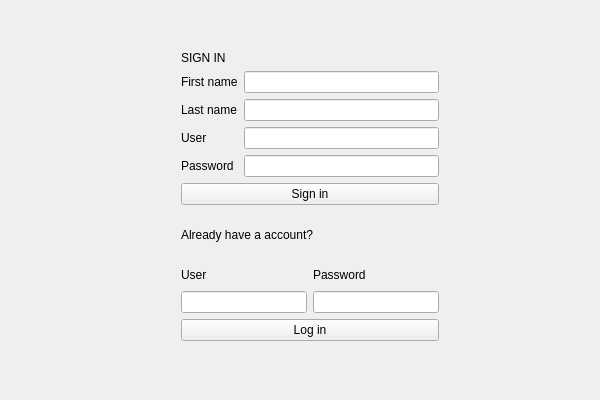
The window that GUI/login.ui (thanhmvu/RocketRapport) describes before a commit, drawn with Qt 5.
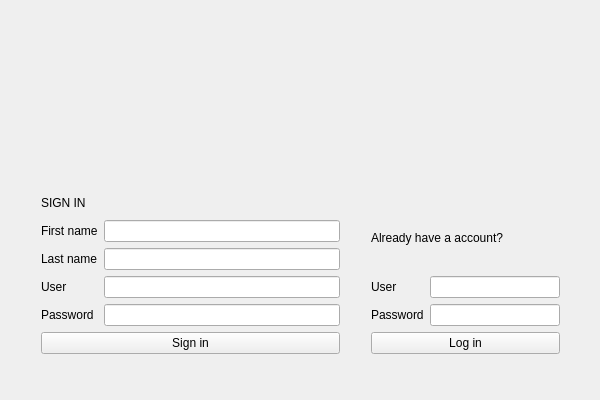
The same window after the commit. Icons and pictures are not drawn.

Commit message: Add images to GUI login

```diff
--- a/GUI/login.ui
+++ b/GUI/login.ui
@@ -13,17 +13,92 @@
   <property name="windowTitle">
    <string>Login</string>
   </property>
+  <widget class="QLabel" name="label_rocket_rapport">
+   <property name="geometry">
+    <rect>
+     <x>160</x>
+     <y>0</y>
+     <width>300</width>
+     <height>166</height>
+    </rect>
+   </property>
+   <property name="text">
+    <string/>
+   </property>
+   <property name="pixmap">
+    <pixmap resource="images.qrc">:/icons/rocketicon_300x166.png</pixmap>
+   </property>
+   <property name="alignment">
+    <set>Qt::AlignCenter</set>
+   </property>
+  </widget>
   <widget class="QWidget" name="">
    <property name="geometry">
     <rect>
-     <x>170</x>
-     <y>40</y>
-     <width>280</width>
-     <height>312</height>
+     <x>360</x>
+     <y>194</y>
+     <width>211</width>
+     <height>171</height>
     </rect>
    </property>
-   <layout class="QVBoxLayout" name="verticalLayout_7">
+   <layout class="QVBoxLayout" name="verticalLayout_5">
     <item>
+     <widget class="QLabel" name="label_7">
+      <property name="text">
+       <string>Already have a account?</string>
+      </property>
+     </widget>
+    </item>
+    <item>
+     <layout class="QHBoxLayout" name="horizontalLayout">
+      <item>
+       <layout class="QVBoxLayout" name="verticalLayout">
+        <item>
+         <widget class="QLabel" name="label">
+          <property name="text">
+           <string>User</string>
+          </property>
+         </widget>
+        </item>
+        <item>
+         <widget class="QLabel" name="label_2">
+          <property name="text">
+           <string>Password</string>
+          </property>
+         </widget>
+        </item>
+       </layout>
+      </item>
+      <item>
+       <layout class="QVBoxLayout" name="verticalLayout_2">
+        <item>
+         <widget class="QLineEdit" name="lineEdit_login_user"/>
+        </item>
+        <item>
+         <widget class="QLineEdit" name="lineEdit_login_pw"/>
+        </item>
+       </layout>
+      </item>
+     </layout>
+    </item>
+    <item>
+     <widget class="QPushButton" name="pushButton_login">
+      <property name="text">
+       <string>Log in</string>
+      </property>
+     </widget>
+    </item>
+   </layout>
+  </widget>
+  <widget class="QWidget" name="">
+   <property name="geometry">
+    <rect>
+     <x>30</x>
+     <y>180</y>
+     <width>321</width>
+     <height>185</height>
+    </rect>
+   </property>
      <layout class="QVBoxLayout" name="verticalLayout_6">
       <item>
        <widget class="QLabel" name="label_8">
@@ -91,8 +166,6 @@
         </item>
        </layout>
       </item>
-     </layout>
-    </item>
     <item>
      <widget class="QPushButton" name="pushButton_signin">
       <property name="text">
@@ -100,58 +173,11 @@
       </property>
      </widget>
     </item>
-    <item>
-     <layout class="QVBoxLayout" name="verticalLayout_5">
-      <item>
-       <widget class="QLabel" name="label_7">
-        <property name="text">
-         <string>Already have a account?</string>
-        </property>
-       </widget>
-      </item>
-      <item>
-       <layout class="QHBoxLayout" name="horizontalLayout">
-        <item>
-         <layout class="QVBoxLayout" name="verticalLayout">
-          <item>
-           <widget class="QLabel" name="label">
-            <property name="text">
-             <string>User</string>
-            </property>
-           </widget>
-          </item>
-          <item>
-           <widget class="QLineEdit" name="lineEdit_login_user"/>
-          </item>
-         </layout>
-        </item>
-        <item>
-         <layout class="QVBoxLayout" name="verticalLayout_2">
-          <item>
-           <widget class="QLabel" name="label_2">
-            <property name="text">
-             <string>Password</string>
-            </property>
-           </widget>
-          </item>
-          <item>
-           <widget class="QLineEdit" name="lineEdit_login_pw"/>
-          </item>
-         </layout>
-        </item>
-       </layout>
-      </item>
-     </layout>
-    </item>
-    <item>
-     <widget class="QPushButton" name="pushButton_login">
-      <property name="text">
-       <string>Log in</string>
-      </property>
-     </widget>
-    </item>
-   </layout>
-  </widget>
+   </layout>
+  </widget>
+  <zorder>layoutWidget</zorder>
+  <zorder>label_rocket_rapport</zorder>
+  <zorder>label_7</zorder>
   <zorder>pushButton_login</zorder>
   <zorder>layoutWidget</zorder>
   <zorder>label_8</zorder>
```
Left out of the diff: 9 changed lines with no effect on the pictures. Lines whose indentation alone changed are shown as unchanged. The commit also changes 5 other files.
